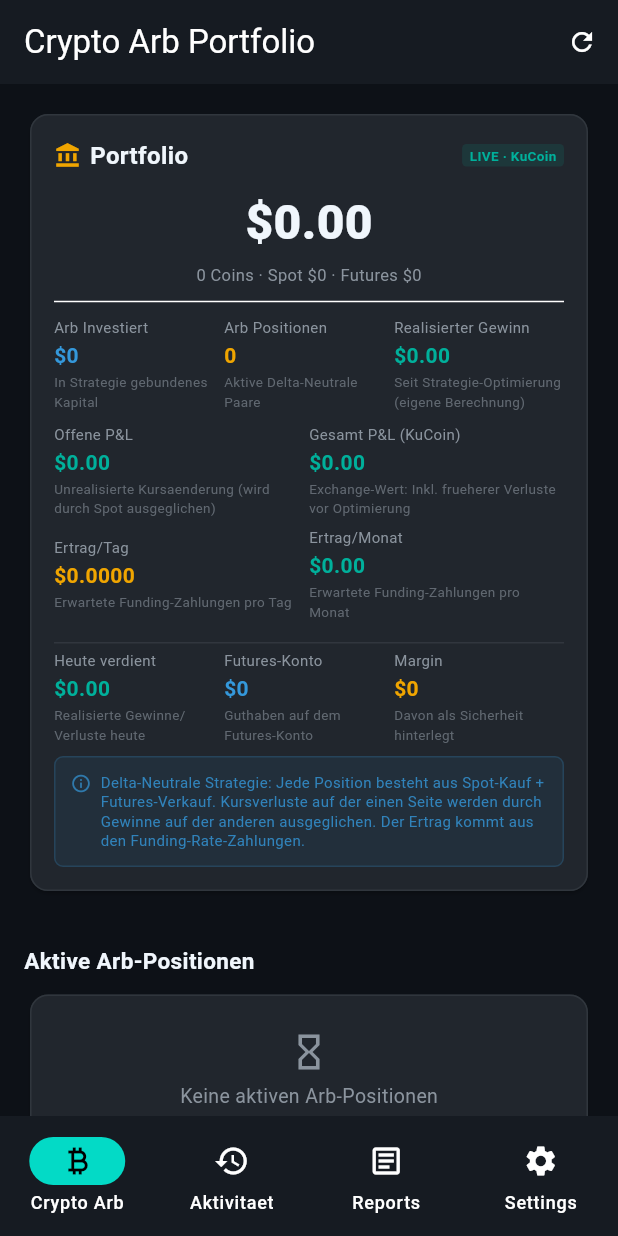
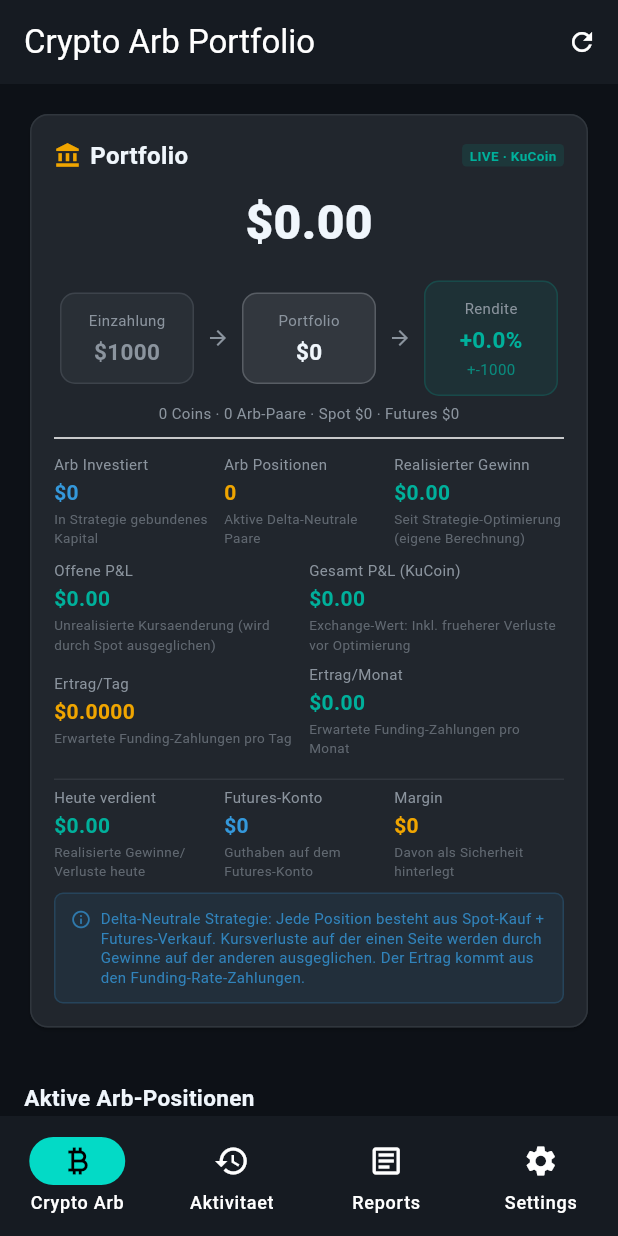
Before and after one commit to agentomaniac1o0/trading-app, a Flutter app: the screen it shows after launch, on a phone screen of 412 x 824 dp. Run offline on Flutter 3.47's test engine with Material 3 defaults, Android fonts, the phone set to English and light mode, and no system bars; our stand-ins replace dio, flutter_html, flutter_markdown, flutter_riverpod, go_router; network calls fail.

Commit message:
Add initial_capital, total_value, return_pct to backend summary + frontend performance display

```diff
--- a/frontend/lib/pages/crypto_arb_page.dart
+++ b/frontend/lib/pages/crypto_arb_page.dart
@@ -116,6 +116,10 @@ class _CryptoArbPageState extends ConsumerState<CryptoArbPage> {
     final ourTotalRealised = (summary?['total_realized_pnl'] ?? 0.0).toDouble();
     final kcTotalRealised = (summary?['kucoin_total_realised'] ?? summary?['total_realized_pnl'] ?? 0.0).toDouble();
     final accountEquity = (summary?['account_equity'] ?? 0.0).toDouble();
+    final initialCapital = (summary?['initial_capital'] ?? 1000.0).toDouble();
+    final returnPct = (summary?['return_pct'] ?? 0.0).toDouble();
+    final totalValue = (summary?['total_value'] ?? liveValue).toDouble();
+    final returnAbsolute = totalValue - initialCapital;
 
     if (portfolioAsync.isLoading && summaryAsync.isLoading) {
       return const Center(child: Padding(
@@ -154,10 +158,30 @@ class _CryptoArbPageState extends ConsumerState<CryptoArbPage> {
                     color: AppColors.textColor(context),
                   )),
             ),
+            const SizedBox(height: 16),
+            // Performance-Row: Einzahlung → Portfolio → Rendite
+            Padding(
+              padding: const EdgeInsets.symmetric(horizontal: 4),
+              child: Row(
+                children: [
+                  _perfCard('Einzahlung', '\$${initialCapital.toStringAsFixed(0)}', AppColors.secondaryColor(context)),
+                  const SizedBox(width: 8),
+                  Icon(Icons.arrow_forward, size: 16, color: AppColors.secondaryColor(context)),
+                  const SizedBox(width: 8),
+                  _perfCard('Portfolio', '\$${totalValue.toStringAsFixed(0)}', AppColors.textColor(context)),
+                  const SizedBox(width: 8),
+                  Icon(Icons.arrow_forward, size: 16, color: AppColors.secondaryColor(context)),
+                  const SizedBox(width: 8),
+                  _perfCard('Rendite', '+${returnPct.toStringAsFixed(1)}%',
+                      returnPct >= 0 ? AppColors.positive : AppColors.negative,
+                      subtitle: '+${returnAbsolute.toStringAsFixed(0)}'),
+                ],
+              ),
+            ),
             const SizedBox(height: 4),
             Center(
-              child: Text('$nCoins Coins · Spot \$${spotValue.toStringAsFixed(0)} · Futures \$${futValue.toStringAsFixed(0)}',
-                  style: TextStyle(fontSize: 11, color: AppColors.secondaryColor(context))),
+              child: Text('$nCoins Coins · $arbPositions Arb-Paare · Spot \$${spotValue.toStringAsFixed(0)} · Futures \$${futValue.toStringAsFixed(0)}',
+                  style: TextStyle(fontSize: 10, color: AppColors.secondaryColor(context))),
             ),
             const Divider(height: 20),
             Row(
@@ -542,6 +566,30 @@ class _CryptoArbPageState extends ConsumerState<CryptoArbPage> {
     );
   }
 
+  Widget _perfCard(String label, String value, Color color, {String? subtitle}) {
+    return Expanded(
+      child: Container(
+        padding: const EdgeInsets.symmetric(vertical: 10, horizontal: 12),
+        decoration: BoxDecoration(
+          color: color.withValues(alpha: 0.08),
+          borderRadius: BorderRadius.circular(10),
+          border: Border.all(color: color.withValues(alpha: 0.2)),
+        ),
+        child: Column(
+          children: [
+            Text(label, style: TextStyle(fontSize: 10, color: AppColors.secondaryColor(context))),
+            const SizedBox(height: 4),
+            Text(value, style: TextStyle(fontSize: 15, fontWeight: FontWeight.w700, color: color)),
+            if (subtitle != null) ...[
+              const SizedBox(height: 2),
+              Text(subtitle, style: TextStyle(fontSize: 10, color: color.withValues(alpha: 0.7))),
+            ],
+          ],
+        ),
+      ),
+    );
+  }
+
   Widget _sectionDivider() {
     return Padding(
       padding: const EdgeInsets.symmetric(vertical: 4),
```
Also changed, not shown: 2 other files.
